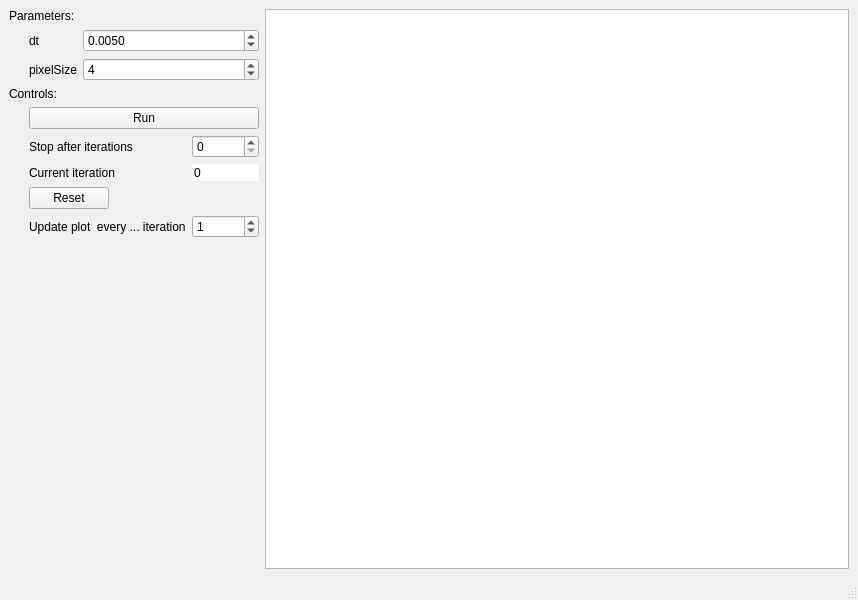
The window that quantum3body_simulation_window.ui (dev-zero/quantum3body) describes before a commit, drawn with Qt 5.
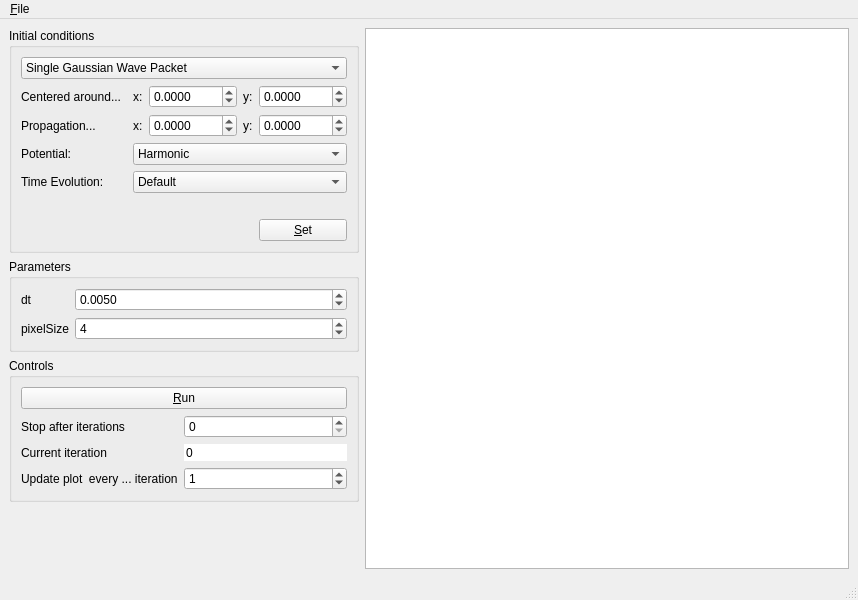
The same window after the commit.

```diff
--- a/quantum3body_simulation_window.ui
+++ b/quantum3body_simulation_window.ui
@@ -18,17 +18,211 @@
     <item>
      <layout class="QVBoxLayout" name="verticalLayout">
       <item>
+       <widget class="QGroupBox" name="formGroupBox">
+        <property name="title">
+         <string>Initial conditions</string>
+        </property>
+        <property name="flat">
+         <bool>true</bool>
+        </property>
+        <layout class="QGridLayout" name="gridLayout">
+         <item row="0" column="0" colspan="6">
+          <widget class="QComboBox" name="comboBox">
+           <item>
+            <property name="text">
+             <string>Single Gaussian Wave Packet</string>
+            </property>
+           </item>
+          </widget>
+         </item>
+         <item row="1" column="0">
        <widget class="QLabel" name="label">
         <property name="text">
-         <string>Parameters:</string>
+            <string>Centered around...</string>
         </property>
        </widget>
       </item>
+         <item row="1" column="5">
+          <widget class="QDoubleSpinBox" name="initialPositionY">
+           <property name="decimals">
+            <number>4</number>
+           </property>
+           <property name="minimum">
+            <double>-1000.000000000000000</double>
+           </property>
+           <property name="maximum">
+            <double>1000.000000000000000</double>
+           </property>
+           <property name="singleStep">
+            <double>0.100000000000000</double>
+           </property>
+          </widget>
+         </item>
+         <item row="1" column="4">
+          <widget class="QLabel" name="label_4">
+           <property name="text">
+            <string>y:</string>
+           </property>
+          </widget>
+         </item>
+         <item row="1" column="2">
+          <widget class="QLabel" name="label_8">
+           <property name="text">
+            <string>x:</string>
+           </property>
+          </widget>
+         </item>
+         <item row="1" column="3">
+          <widget class="QDoubleSpinBox" name="initialPositionX">
+           <property name="decimals">
+            <number>4</number>
+           </property>
+           <property name="minimum">
+            <double>-1000.000000000000000</double>
+           </property>
+           <property name="maximum">
+            <double>1000.000000000000000</double>
+           </property>
+           <property name="singleStep">
+            <double>0.100000000000000</double>
+           </property>
+          </widget>
+         </item>
+         <item row="2" column="0">
+          <widget class="QLabel" name="label_9">
+           <property name="text">
+            <string>Propagation...</string>
+           </property>
+          </widget>
+         </item>
+         <item row="2" column="2">
+          <widget class="QLabel" name="label_10">
+           <property name="text">
+            <string>x:</string>
+           </property>
+          </widget>
+         </item>
+         <item row="2" column="4">
+          <widget class="QLabel" name="label_11">
+           <property name="text">
+            <string>y:</string>
+           </property>
+          </widget>
+         </item>
+         <item row="2" column="3">
+          <widget class="QDoubleSpinBox" name="initialPropagationX">
+           <property name="decimals">
+            <number>4</number>
+           </property>
+           <property name="minimum">
+            <double>-1000.000000000000000</double>
+           </property>
+           <property name="maximum">
+            <double>1000.000000000000000</double>
+           </property>
+           <property name="singleStep">
+            <double>0.100000000000000</double>
+           </property>
+          </widget>
+         </item>
+         <item row="2" column="5">
+          <widget class="QDoubleSpinBox" name="initialPropagationY">
+           <property name="decimals">
+            <number>4</number>
+           </property>
+           <property name="minimum">
+            <double>-1000.000000000000000</double>
+           </property>
+           <property name="maximum">
+            <double>1000.000000000000000</double>
+           </property>
+           <property name="singleStep">
+            <double>0.100000000000000</double>
+           </property>
+          </widget>
+         </item>
+         <item row="6" column="5">
+          <widget class="QPushButton" name="reset">
+           <property name="text">
+            <string>&amp;Set</string>
+           </property>
+          </widget>
+         </item>
+         <item row="5" column="0" colspan="6">
+          <spacer name="verticalSpacer_2">
+           <property name="orientation">
+            <enum>Qt::Vertical</enum>
+           </property>
+           <property name="sizeType">
+            <enum>QSizePolicy::Fixed</enum>
+           </property>
+           <property name="sizeHint" stdset="0">
+            <size>
+             <width>20</width>
+             <height>20</height>
+            </size>
+           </property>
+          </spacer>
+         </item>
+         <item row="3" column="0">
+          <widget class="QLabel" name="label_12">
+           <property name="text">
+            <string>Potential:</string>
+           </property>
+          </widget>
+         </item>
+         <item row="3" column="2" colspan="4">
+          <widget class="QComboBox" name="initialPotential">
       <item>
+            <property name="text">
+             <string>Harmonic</string>
+            </property>
+           </item>
+           <item>
+            <property name="text">
+             <string>Zero</string>
+            </property>
+           </item>
+           <item>
+            <property name="text">
+             <string>Quantum Restricted 3-Body</string>
+            </property>
+           </item>
+          </widget>
+         </item>
+         <item row="4" column="0">
+          <widget class="QLabel" name="label_13">
+           <property name="text">
+            <string>Time Evolution:</string>
+           </property>
+          </widget>
+         </item>
+         <item row="4" column="2" colspan="4">
+          <widget class="QComboBox" name="initialTimeEvolution">
+           <item>
+            <property name="text">
+             <string>Default</string>
+            </property>
+           </item>
+           <item>
+            <property name="text">
+             <string>Quantum Restricted 3-Body</string>
+            </property>
+           </item>
+          </widget>
+         </item>
+        </layout>
+       </widget>
+      </item>
+      <item>
+       <widget class="QGroupBox" name="">
+        <property name="title">
+         <string>Parameters</string>
+        </property>
+        <property name="flat">
+         <bool>true</bool>
+        </property>
        <layout class="QFormLayout" name="formLayout">
-        <property name="leftMargin">
-         <number>20</number>
-        </property>
         <item row="0" column="0">
          <widget class="QLabel" name="label_2">
           <property name="text">
@@ -67,26 +261,24 @@
          </widget>
         </item>
        </layout>
-      </item>
-      <item>
-       <widget class="QLabel" name="label_4">
-        <property name="text">
-         <string>Controls:</string>
-        </property>
        </widget>
       </item>
       <item>
+       <widget class="QGroupBox" name="">
+        <property name="title">
+         <string>Controls</string>
+        </property>
+        <property name="flat">
+         <bool>true</bool>
+        </property>
        <layout class="QFormLayout" name="formLayout_2">
         <property name="fieldGrowthPolicy">
          <enum>QFormLayout::AllNonFixedFieldsGrow</enum>
         </property>
-        <property name="leftMargin">
-         <number>20</number>
-        </property>
         <item row="0" column="0" colspan="2">
          <widget class="QPushButton" name="run">
           <property name="text">
-           <string>Run</string>
+            <string>&amp;Run</string>
           </property>
           <property name="checkable">
            <bool>true</bool>
@@ -133,13 +325,6 @@
           </property>
          </widget>
         </item>
-        <item row="3" column="0">
-         <widget class="QPushButton" name="reset">
-          <property name="text">
-           <string>Reset</string>
-          </property>
-         </widget>
-        </item>
         <item row="4" column="0">
          <widget class="QLabel" name="label_7">
           <property name="text">
@@ -161,6 +346,7 @@
          </widget>
         </item>
        </layout>
+       </widget>
       </item>
       <item>
        <spacer name="verticalSpacer">
@@ -219,6 +405,13 @@
      <height>22</height>
     </rect>
    </property>
+   <widget class="QMenu" name="menu_File">
+    <property name="title">
+     <string>&amp;File</string>
+    </property>
+    <addaction name="actionE_xit"/>
+   </widget>
+   <addaction name="menu_File"/>
   </widget>
   <widget class="QStatusBar" name="statusbar"/>
  </widget>
```
Left out of the diff: 43 changed lines with no effect on the pictures. Lines whose indentation alone changed are shown as unchanged.
